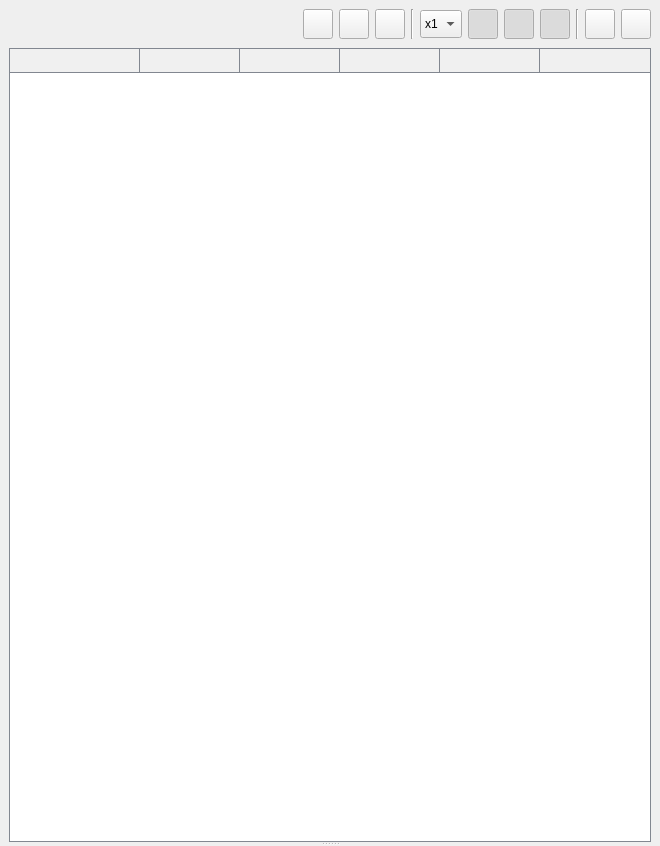
First picture: the form in python/qt/ui/main_window.ui, repository robertapplin/N-Body-Simulations, before the edit.
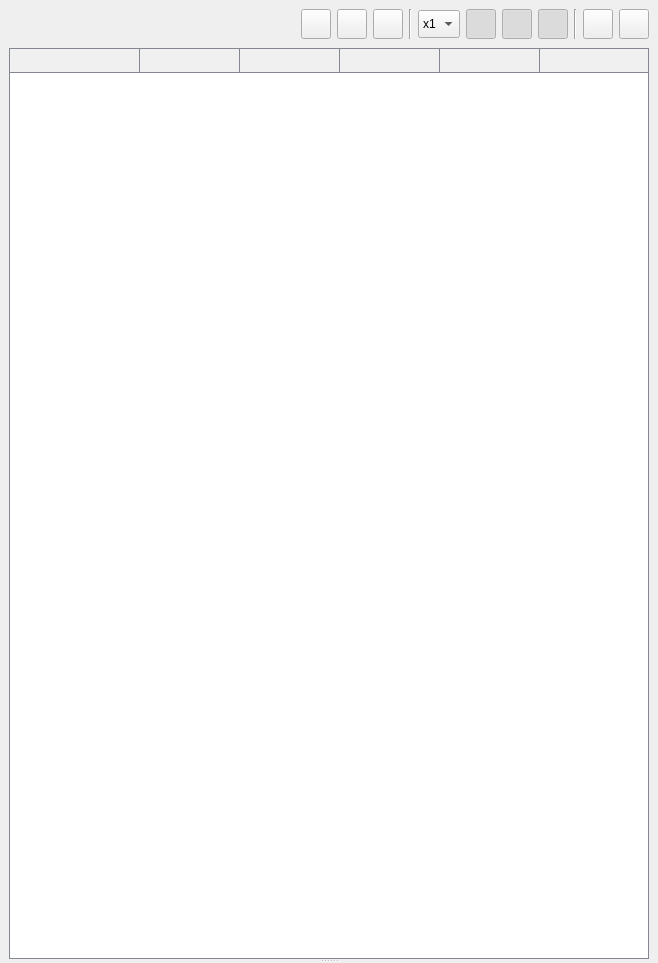
Second picture: the form after the edit.

The edit to the form file:
```diff
--- a/python/qt/ui/main_window.ui
+++ b/python/qt/ui/main_window.ui
@@ -6,8 +6,8 @@
    <rect>
     <x>0</x>
     <y>0</y>
-    <width>660</width>
-    <height>846</height>
+    <width>658</width>
+    <height>963</height>
    </rect>
   </property>
   <property name="windowTitle">
@@ -440,6 +440,10 @@
 QTableWidget::item:selected {
 	background-color: #c7e0ff;
 	color: #000000;
+}
+
+QTableWidget::item:hover {
+	background-color: #dcf5ff;
 }</string>
           </property>
           <property name="verticalScrollBarPolicy">
```
